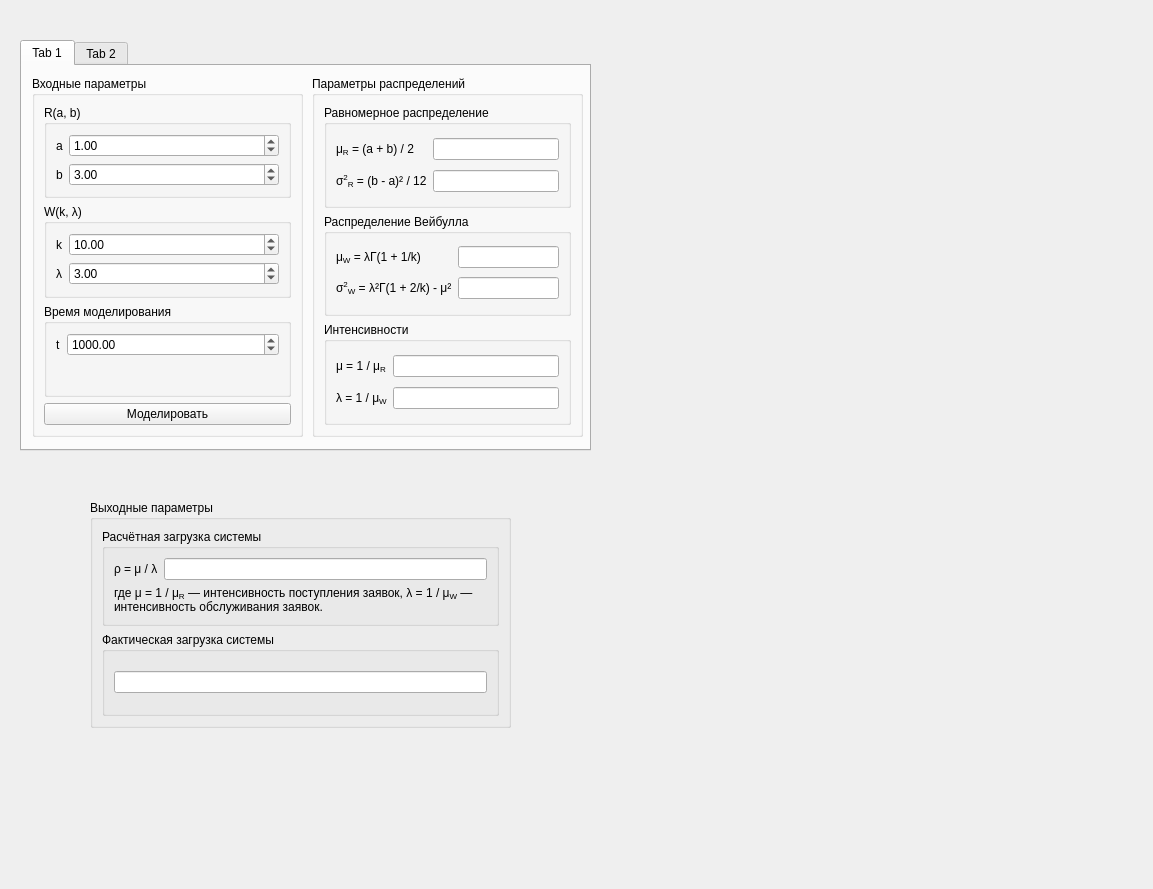
Old version of the form lab01/mainwindow.ui in the repository wcdbmv/EP.
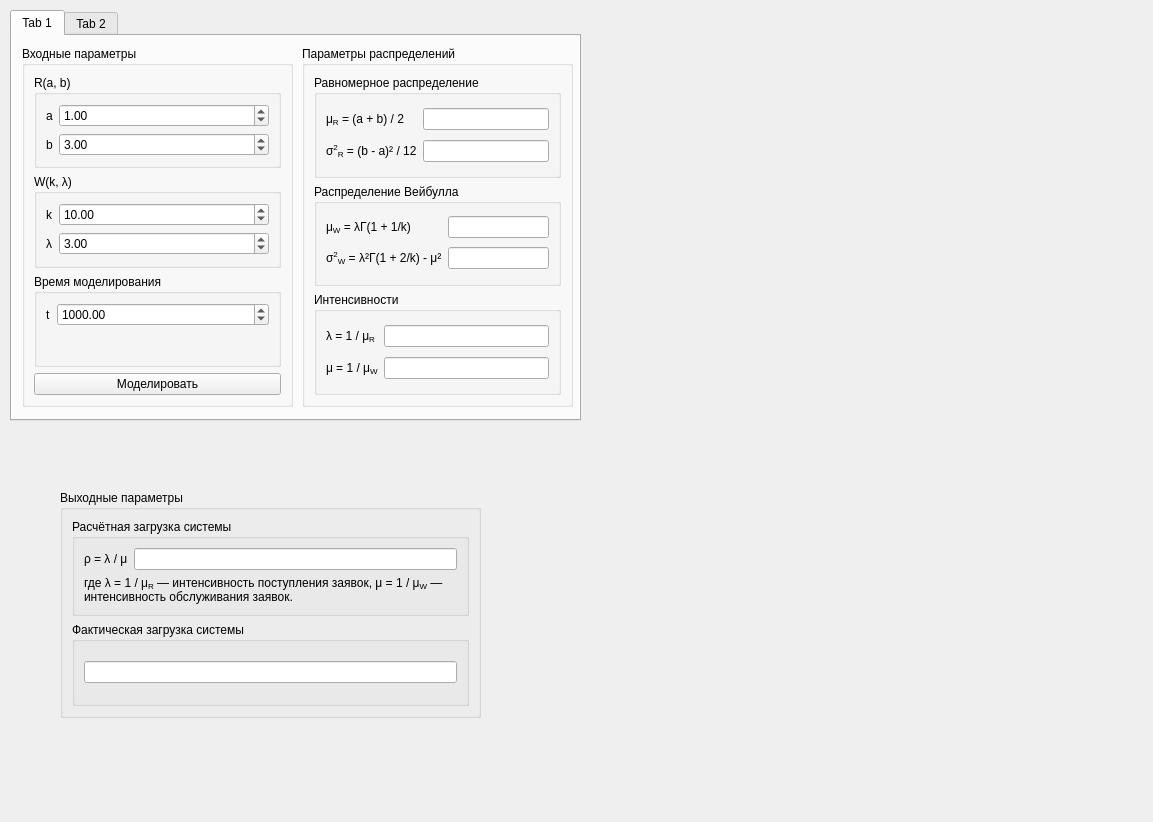
New version of the form. The open tabs and pages were chosen to show the change. Custom widgets are drawn as their Qt base class.

```diff
--- a/lab01/mainwindow.ui
+++ b/lab01/mainwindow.ui
@@ -7,7 +7,7 @@
     <x>0</x>
     <y>0</y>
     <width>1153</width>
-    <height>889</height>
+    <height>822</height>
    </rect>
   </property>
   <property name="windowTitle">
@@ -17,8 +17,8 @@
    <widget class="QGroupBox" name="outputParamsGroupBox">
     <property name="geometry">
      <rect>
-      <x>90</x>
-      <y>500</y>
+      <x>60</x>
+      <y>490</y>
       <width>421</width>
       <height>228</height>
      </rect>
@@ -36,7 +36,7 @@
         <item row="0" column="0">
          <widget class="QLabel" name="rhoTextLabel">
           <property name="text">
-           <string>ρ = μ / λ</string>
+           <string>ρ = λ / μ</string>
           </property>
          </widget>
         </item>
@@ -50,7 +50,7 @@
         <item row="1" column="0" colspan="2">
          <widget class="QLabel" name="rhoExtensionTextLabel">
           <property name="text">
-           <string>где μ = 1 / μ&lt;sub&gt;R&lt;/sub&gt; — интенсивность поступления заявок, λ = 1 / μ&lt;sub&gt;W&lt;/sub&gt; — интенсивность обслуживания заявок.</string>
+           <string>где λ = 1 / μ&lt;sub&gt;R&lt;/sub&gt; — интенсивность поступления заявок, μ  = 1 / μ&lt;sub&gt;W&lt;/sub&gt; — интенсивность обслуживания заявок.</string>
           </property>
           <property name="scaledContents">
            <bool>true</bool>
@@ -87,8 +87,8 @@
    <widget class="QTabWidget" name="tabWidget">
     <property name="geometry">
      <rect>
-      <x>20</x>
-      <y>40</y>
+      <x>10</x>
+      <y>10</y>
       <width>571</width>
       <height>411</height>
      </rect>
@@ -337,14 +337,14 @@
           <item row="0" column="0">
            <widget class="QLabel" name="inputIntensityTextLabel">
             <property name="text">
-             <string>μ = 1 / μ&lt;sub&gt;R&lt;/sub&gt;</string>
+             <string>λ = 1 / μ&lt;sub&gt;R&lt;/sub&gt;</string>
             </property>
            </widget>
           </item>
           <item row="1" column="0">
            <widget class="QLabel" name="outputIntensityTextLabel">
             <property name="text">
-             <string>λ = 1 / μ&lt;sub&gt;W&lt;/sub&gt;</string>
+             <string>μ = 1 / μ&lt;sub&gt;W&lt;/sub&gt;</string>
             </property>
            </widget>
           </item>
@@ -627,8 +627,36 @@
      </widget>
     </widget>
    </widget>
+   <widget class="QCustomPlot" name="customPlot" native="true">
+    <property name="geometry">
+     <rect>
+      <x>590</x>
+      <y>40</y>
+      <width>551</width>
+      <height>381</height>
+     </rect>
+    </property>
+   </widget>
+   <widget class="QCustomPlot" name="customPlot2" native="true">
+    <property name="geometry">
+     <rect>
+      <x>590</x>
+      <y>430</y>
+      <width>551</width>
+      <height>381</height>
+     </rect>
+    </property>
+   </widget>
   </widget>
  </widget>
+ <customwidgets>
+  <customwidget>
+   <class>QCustomPlot</class>
+   <extends>QWidget</extends>
+   <header>../qcustomplot/qcustomplot.h</header>
+   <container>1</container>
+  </customwidget>
+ </customwidgets>
  <resources/>
  <connections/>
 </ui>
```
Left out of the diff: 4 changed lines with no effect on the pictures.
